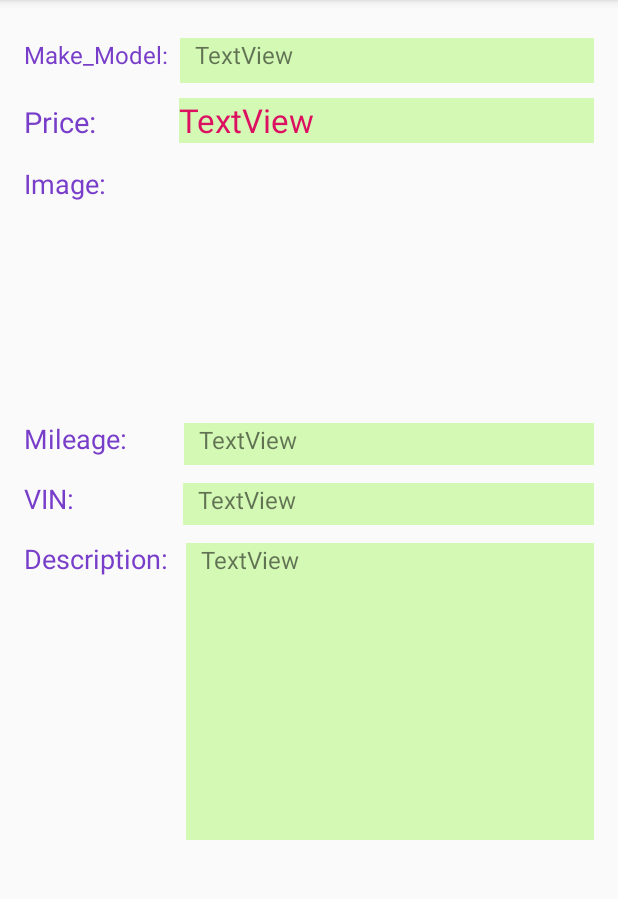
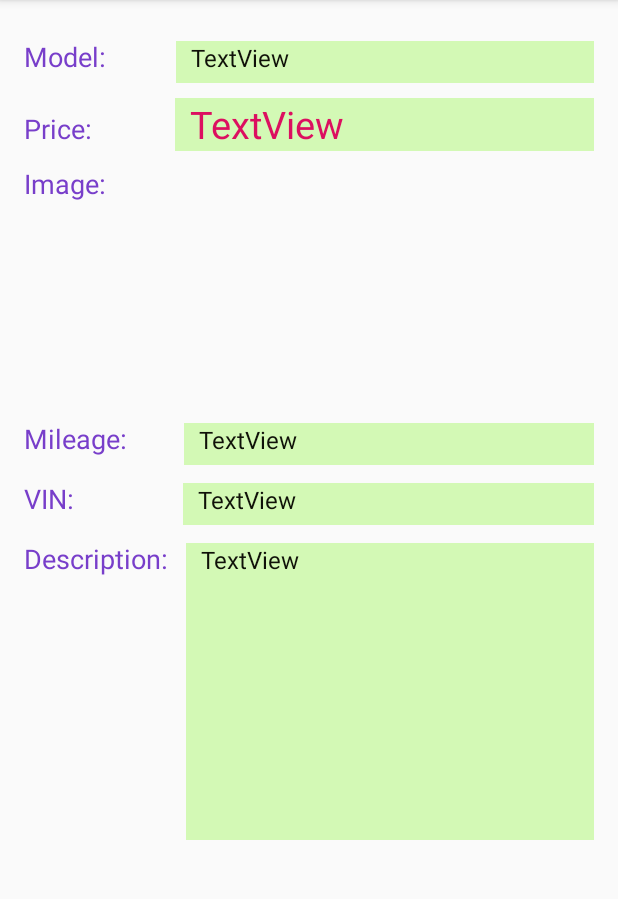
Before and after one commit to LBCesar/Project3, an Android app: the carInfo screen opened directly, with no data from a screen before it, on a phone screen of 412 x 824 dp, the part 84-983 px from its top. Run offline under Robolectric (Android 15) with nearby library versions, the phone set to English and light mode, and no system bars.

Commit message:
Working on design

```diff
--- a/app/src/main/java/com/example/project3/ContactsAdapter.java
+++ b/app/src/main/java/com/example/project3/ContactsAdapter.java
@@ -79,7 +79,7 @@ public class ContactsAdapter extends RecyclerView.Adapter<ContactsAdapter.ViewHo
 
             // Set item views based on your views and data model
             TextView textView = viewHolder.nameTextView;
-            textView.setText(contact.model);
+            textView.setText(contact.model + "(" + contact.color + ")" + " $" + contact.price);
             //viewHolder.lilCar.setImageResource(contact.carPic);
 
             viewHolder.itemView.setOnClickListener(new View.OnClickListener() {
@@ -110,7 +110,7 @@ public class ContactsAdapter extends RecyclerView.Adapter<ContactsAdapter.ViewHo
                         //This will open a new activity with car details.
                         Context context = v.getContext();
                         int selectedSong = viewHolder.getAdapterPosition();
-                        co=mContacts.get(selectedSong);
+                        co = mContacts.get(selectedSong);
                         intent = new Intent(context, carInfo.class);
 
                         intent.putExtra("myCar", co);
--- a/app/src/main/java/com/example/project3/carInfo.java
+++ b/app/src/main/java/com/example/project3/carInfo.java
@@ -43,9 +43,9 @@ public class carInfo extends AppCompatActivity {
         if ((DetailCar) getIntent().getSerializableExtra("myCar") != null) {
             co = (DetailCar) getIntent().getSerializableExtra("myCar");
             makeModel.setText( co.vehicle_make + " _ " + co.model);
-            price.setText("$ " + Double.toString(co.price));
+            price.setText("$ " + Double.toString(co.price) + "0");
             date.setText(co.vin_number);
-            mileage.setText(" " + co.mileage);
+            mileage.setText(" " + co.mileage + " miles");
             summary.setText(co.veh_description);
 
             //carPic.setImageResource(co.carPic);
--- a/app/src/main/res/layout/activity_car_info.xml
+++ b/app/src/main/res/layout/activity_car_info.xml
@@ -28,10 +28,10 @@
                     android:id="@+id/textView"
                     android:layout_width="wrap_content"
                     android:layout_height="wrap_content"
-                    android:paddingEnd="4dp"
-                    android:text="Make_Model: "
+                    android:paddingEnd="42dp"
+                    android:text="Model: "
                     android:textColor="#E86B2BC5"
-                    android:textSize="16sp" />
+                    android:textSize="18sp" />
 
                 <TextView
                     android:id="@+id/makeModel"
@@ -40,6 +40,7 @@
                     android:background="#D3F9B5"
                     android:paddingLeft="10dp"
                     android:textSize="16dp"
+                    android:textColor="#0F1108"
                     android:text="TextView" />
 
             </LinearLayout>
@@ -57,17 +58,18 @@
                     android:layout_height="wrap_content"
                     android:text="Price: "
                     android:textColor="#E86B2BC5"
-                    android:textSize="19dp"
+                    android:textSize="18dp"
                     android:paddingEnd="42.5dp"/>
 
                 <TextView
                     android:id="@+id/price"
                     android:layout_width="match_parent"
-                    android:layout_height="30dp"
+                    android:layout_height="35dp"
+                    android:paddingLeft="10dp"
                     android:layout_marginLeft="8dp"
                     android:background="#D3F9B5"
                     android:textColor="#DC0F60"
-                    android:textSize="22dp"
+                    android:textSize="25dp"
                     android:text="TextView" />
 
             </LinearLayout>
@@ -118,6 +120,7 @@
                     android:background="#D3F9B5"
                     android:paddingLeft="10dp"
                     android:textSize="16dp"
+                    android:textColor="#0F1108"
                     android:text="TextView" />
             </LinearLayout>
 
@@ -144,6 +147,7 @@
                     android:background="#D3F9B5"
                     android:paddingLeft="10dp"
                     android:textSize="16dp"
+                    android:textColor="#0F1108"
                     android:text="TextView" />
 
             </LinearLayout>
@@ -169,6 +173,7 @@
                     android:background="#D3F9B5"
                     android:paddingLeft="10dp"
                     android:textSize="16dp"
+                    android:textColor="#0F1108"
                     android:text="TextView" />
 
             </LinearLayout>
--- a/app/src/main/res/layout/activity_main.xml
+++ b/app/src/main/res/layout/activity_main.xml
@@ -59,7 +59,7 @@
     <android.support.v7.widget.RecyclerView
         android:id="@+id/carLot"
         android:layout_width="match_parent"
-        android:layout_height="431dp"
+        android:layout_height="wrap_content"
         android:layout_marginTop="5dp"
         android:background="#B1EDE8"
         android:scrollbarSize="15dp"
--- a/app/src/main/res/layout/activity_more_details.xml
+++ b/app/src/main/res/layout/activity_more_details.xml
@@ -1,4 +1,6 @@
 <?xml version="1.0" encoding="utf-8"?>
+
+<!--    useless cuz we dont want another activity?   -->
 <android.support.constraint.ConstraintLayout xmlns:android="http://schemas.android.com/apk/res/android"
     xmlns:app="http://schemas.android.com/apk/res-auto"
     xmlns:tools="http://schemas.android.com/tools"
```
Also changed, not shown: app/src/main/java/com/example/project3/MainActivity.java (+4 -3 lines), app/src/main/res/layout/item_contact.xml (+30 -5 lines).
